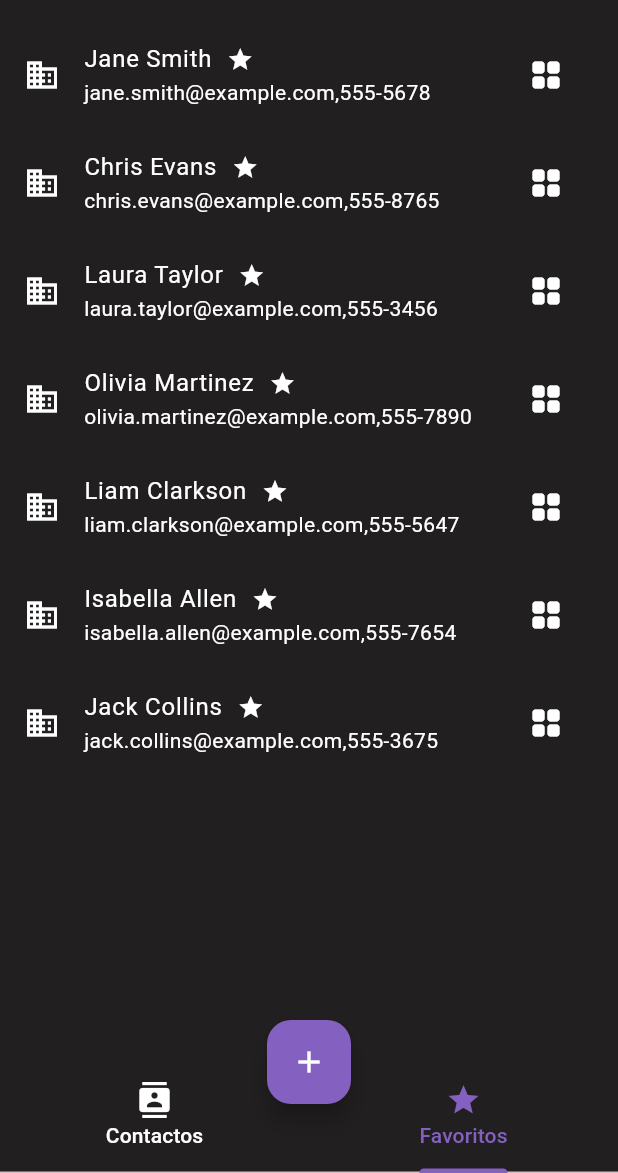
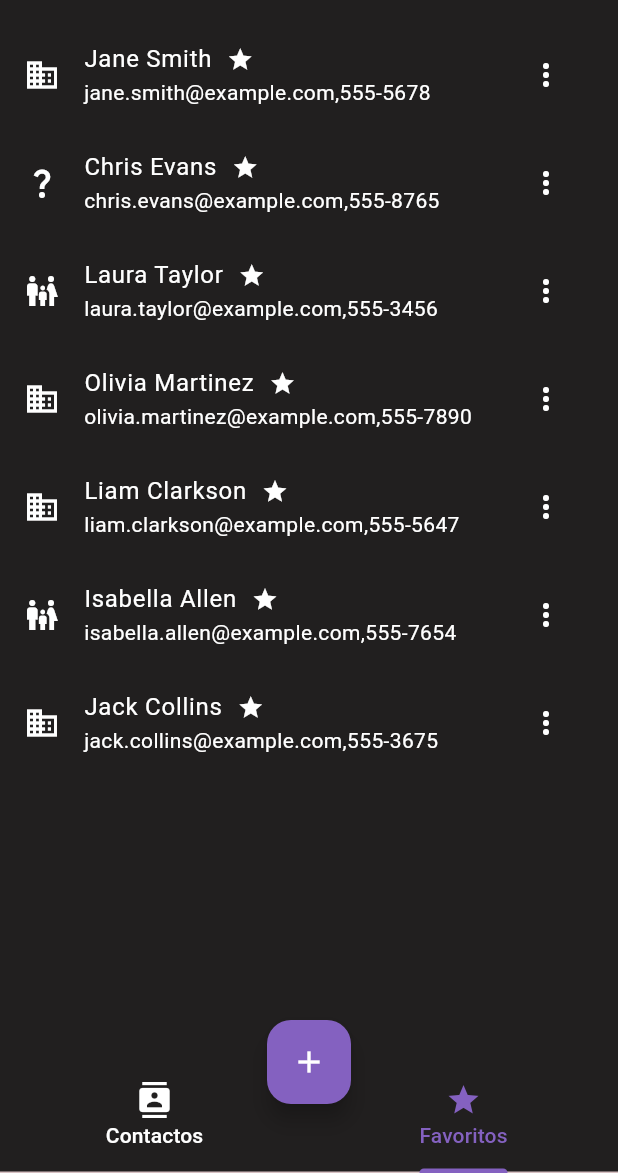
Before and after one commit to joseaej/Agenda, a Flutter app: the screen it shows after launch, tab 2 chosen, on a phone screen of 412 x 824 dp, the part 63-1236 px from its top. Run offline on Flutter 3.47's test engine with Material 3 defaults, Android fonts, the phone set to English and light mode, and no system bars; our stand-ins replace font_awesome_flutter.

Commit message:
update favorite label

```diff
--- a/lib/pages/contactsPage.dart
+++ b/lib/pages/contactsPage.dart
@@ -123,7 +123,7 @@ class _ContactPageState extends State<ContactPage> {
               ),
               trailing: IconButton(
                 onPressed: onPointsPresed,
-                icon: Icon(Icons.grid_view_rounded, color: Colors.white),
+                icon: Icon(Icons.more_vert, color: Colors.white),
               ),
             );
           },
@@ -141,6 +141,50 @@ class _ContactPageState extends State<ContactPage> {
           itemCount: favoriteContacts.length,
           itemBuilder: (context, index) {
             final contact = favoriteContacts[index];
+            final List<String> updatedLabels = contact.labels
+                .where((label) => label.isNotEmpty)
+                .map((label) => label[0].toUpperCase() + label.substring(1))
+                .map((label) => label.trim())
+                .toList();
+            contact.labels = updatedLabels;
+            switch (
+                (contact.labels.isEmpty) ? "Desconocido" : contact.labels[0]) {
+              case "Amistad":
+                icono = Icon(
+                  Icons.emoji_emotions,
+                  color: Colors.white,
+                );
+                break;
+              case "Trabajo":
+                icono = Icon(
+                  Icons.business,
+                  color: Colors.white,
+                );
+                break;
+              case "Casa":
+                icono = Icon(
+                  Icons.house,
+                  color: Colors.white,
+                );
+                break;
+              case "Familia":
+                icono = Icon(
+                  Icons.family_restroom,
+                  color: Colors.white,
+                );
+                break;
+              case "Gym":
+                icono = Icon(
+                  Icons.fitness_center,
+                  color: Colors.white,
+                );
+                break;
+              default:
+                icono = Icon(
+                  Icons.question_mark,
+                  color: Colors.white,
+                );
+            }
             return ListTile(
               leading: icono,
               title: Row(
@@ -160,9 +204,23 @@ class _ContactPageState extends State<ContactPage> {
                 "${contact.email!},${contact.phone!}",
                 style: TextStyle(color: Colors.white),
               ),
-              trailing: IconButton(
-                onPressed: onPointsPresed,
-                icon: Icon(Icons.grid_view_rounded, color: Colors.white),
+              trailing: PopupMenuButton(
+                color: Color.fromARGB(255, 33, 31, 31),
+                itemBuilder: (context) =>  <PopupMenuEntry>[
+                  PopupMenuItem(
+                    onTap: () => Navigator.of(context).pop(EditPage()),
+                    child: Row(
+
+                    children: const [
+                      Padding(padding: EdgeInsets.all(10)),
+                      Icon(Icons.remove_red_eye,color: Colors.white,),
+                      Text("Ver",style: TextStyle(color: Colors.white),)
+                    ],
+                  )),
+                  PopupMenuItem(child: child),
+                  PopupMenuItem(child: child),
+                ],
+                icon: Icon(Icons.more_vert, color: Colors.white),
               ),
             );
           },
```
